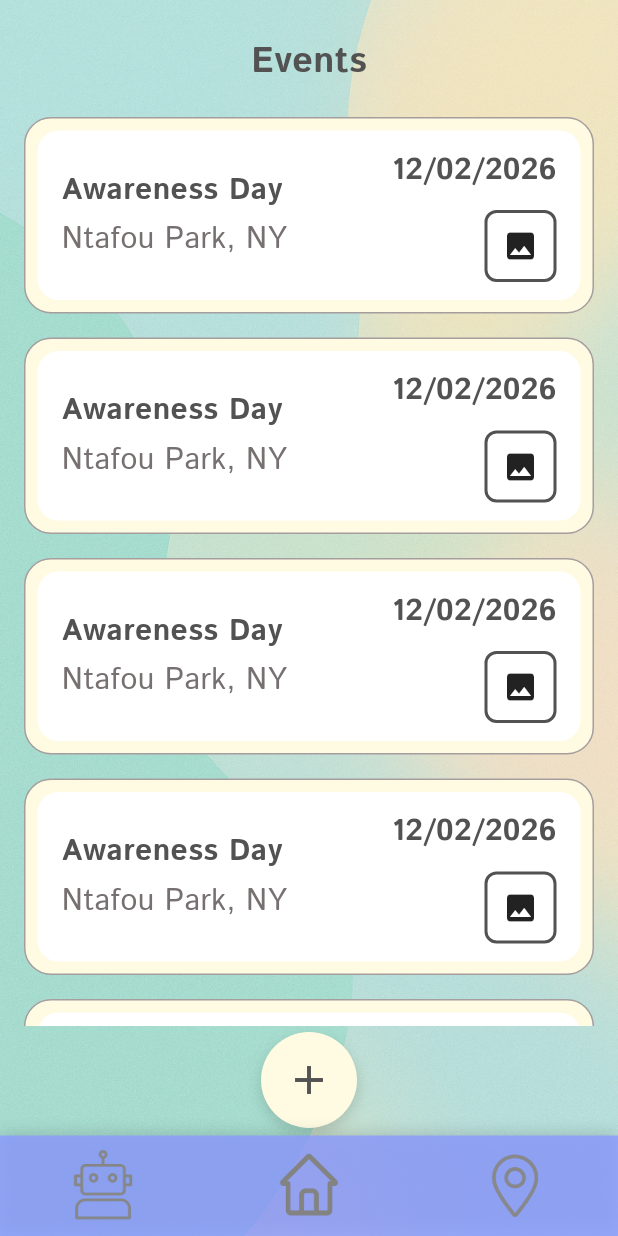
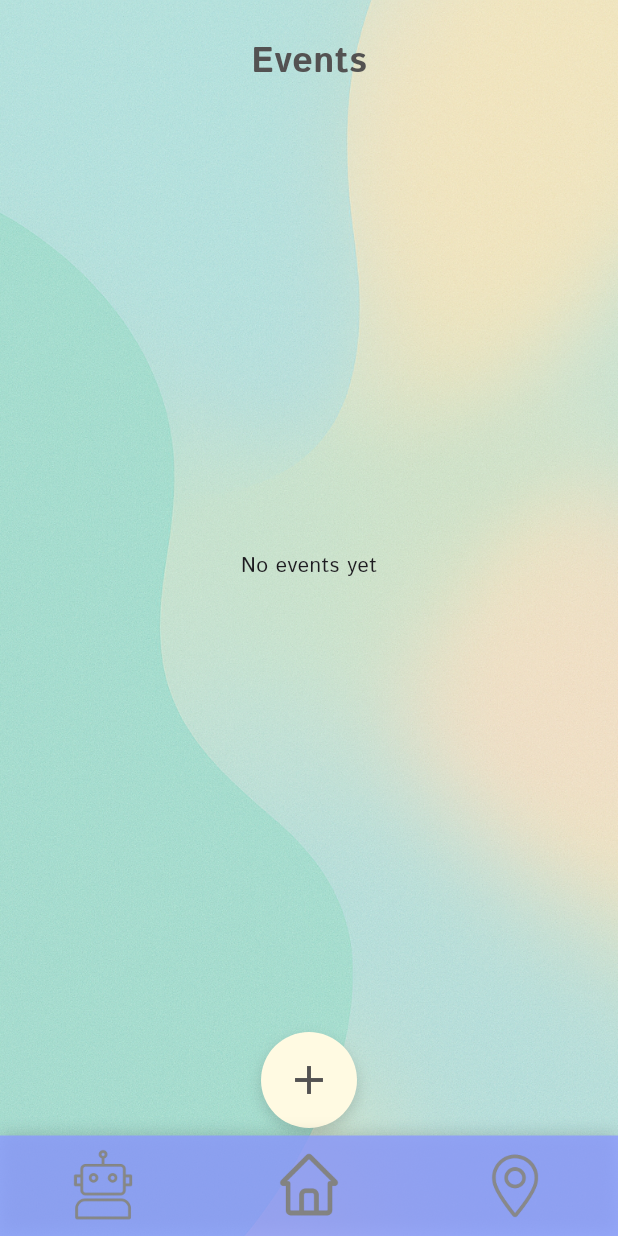
Before and after one commit to Ioannis-Ts/Sorted-Out-App, a Flutter app: the EventsPage screen opened directly, on a phone screen of 412 x 824 dp. Run offline on Flutter 3.47's test engine with Material 3 defaults, Android fonts, the light colour scheme and no system bars; our stand-ins replace cloud_firestore, firebase_core; accounts and stored records are empty.

Commit message:
created the firestore database and the events details page

```diff
--- a/lib/events_page.dart
+++ b/lib/events_page.dart
@@ -2,6 +2,10 @@ import 'package:flutter/material.dart';
 import 'theme/app_variables.dart';
 import 'widgets/event_thumbnail.dart';
 import 'widgets/main_nav_bar.dart';
+import 'package:cloud_firestore/cloud_firestore.dart';
+import 'models/event_model.dart';
+import 'event_details_page.dart';
+
 
 class EventsPage extends StatefulWidget {
   const EventsPage({super.key});
@@ -21,7 +25,7 @@ class _EventsPageState extends State<EventsPage> {
           Container(
             decoration: const BoxDecoration(
               image: DecorationImage(
-                image: AssetImage('assets/images/background.png'),
+                image: AssetImage(AppImages.background),
                 fit: BoxFit.cover,
               ),
             ),
@@ -46,44 +50,48 @@ class _EventsPageState extends State<EventsPage> {
                   ),
                   const SizedBox(height: 12),
                   Expanded(
-                    child: ListView(
-                      children: [
-                        EventThumbnail(
-                          title: 'Awareness Day',
-                          location: 'Ntafou Park, NY',
-                          date: DateTime(2026, 2, 12),
-                        ),
-                        EventThumbnail(
-                          title: 'Awareness Day',
-                          location: 'Ntafou Park, NY',
-                          date: DateTime(2026, 2, 12),
-                        ),
-                        EventThumbnail(
-                          title: 'Awareness Day',
-                          location: 'Ntafou Park, NY',
-                          date: DateTime(2026, 2, 12),
-                        ),
-                        EventThumbnail(
-                          title: 'Awareness Day',
-                          location: 'Ntafou Park, NY',
-                          date: DateTime(2026, 2, 12),
-                        ),
-                        EventThumbnail(
-                          title: 'Awareness Day',
-                          location: 'Ntafou Park, NY',
-                          date: DateTime(2026, 2, 12),
-                        ),
-                        EventThumbnail(
-                          title: 'Awareness Day',
-                          location: 'Ntafou Park, NY',
-                          date: DateTime(2026, 2, 12),
-                        ),
-                        EventThumbnail(
-                          title: 'Awareness Day',
-                          location: 'Ntafou Park, NY',
-                          date: DateTime(2026, 2, 12),
-                        ),
-                      ],
+                    child: StreamBuilder<QuerySnapshot>(
+                      stream: FirebaseFirestore.instance
+                          .collection('Events')
+                          .orderBy('date')
+                          .snapshots(),
+                      builder: (context, snapshot) {
+                        if (snapshot.connectionState == ConnectionState.waiting) {
+                          return const Center(child: CircularProgressIndicator());
+                        }
+
+                        if (snapshot.hasError) {
+                          return const Center(child: Text('Error loading events'));
+                        }
+
+                        final docs = snapshot.data?.docs ?? [];
+
+                        if (docs.isEmpty) {
+                          return const Center(child: Text('No events yet'));
+                        }
+
+                        final events = docs.map((d) => EventModel.fromDoc(d)).toList();
+
+                        return ListView.builder(
+                          itemCount: events.length,
+                          itemBuilder: (context, index) {
+                            final e = events[index];
+                            return EventThumbnail(
+                              title: e.title,
+                              location: e.location,
+                              date: e.date,
+                              onTap: () {
+                                Navigator.of(context).push(
+                                  MaterialPageRoute(
+                                    builder: (_) => EventDetailsPage(event: e),
+                                  ),
+                                );
+                              },
+                              imageUrl: e.imageUrls.isNotEmpty ? e.imageUrls.first : null,
+                            );
+                          },
+                        );
+                      },
                     ),
                   ),
                 ],
--- /dev/null
+++ b/lib/models/event_model.dart
@@ -0,0 +1,42 @@
+import 'package:cloud_firestore/cloud_firestore.dart';
+
+class EventModel {
+  final String id;
+  final String title;
+  final String location;
+  final DateTime date;
+  final String description;
+  final List<String> imageUrls;
+
+  EventModel({
+    required this.id,
+    required this.title,
+    required this.location,
+    required this.date,
+    required this.description,
+    required this.imageUrls,
+  });
+
+  factory EventModel.fromDoc(DocumentSnapshot doc) {
+    final data = doc.data() as Map<String, dynamic>;
+    return EventModel(
+      id: doc.id,
+      title: data['title'] as String,
+      location: data['location'] as String,
+      date: (data['date'] as Timestamp).toDate(),
+      description: data['description'] as String? ?? '',
+      imageUrls:
+          (data['imageUrls'] as List<dynamic>? ?? []).cast<String>(),
+    );
+  }
+
+  Map<String, dynamic> toMap() {
+    return {
+      'title': title,
+      'location': location,
+      'date': Timestamp.fromDate(date),
+      'description': description,
+      'imageUrls': imageUrls,
+    };
+  }
+}
--- a/lib/widgets/event_thumbnail.dart
+++ b/lib/widgets/event_thumbnail.dart
@@ -87,7 +87,7 @@ class EventThumbnail extends StatelessWidget {
                     ),
                     child: ClipRRect(
                       borderRadius: BorderRadius.circular(6),
-                      child: imageUrl != null
+                      child: (imageUrl != null && imageUrl!.isNotEmpty)
                           ? Image.network(
                               imageUrl!,
                               fit: BoxFit.cover,
```
Also changed, not shown: lib/event_details_page.dart (added, +183 -0 lines).
